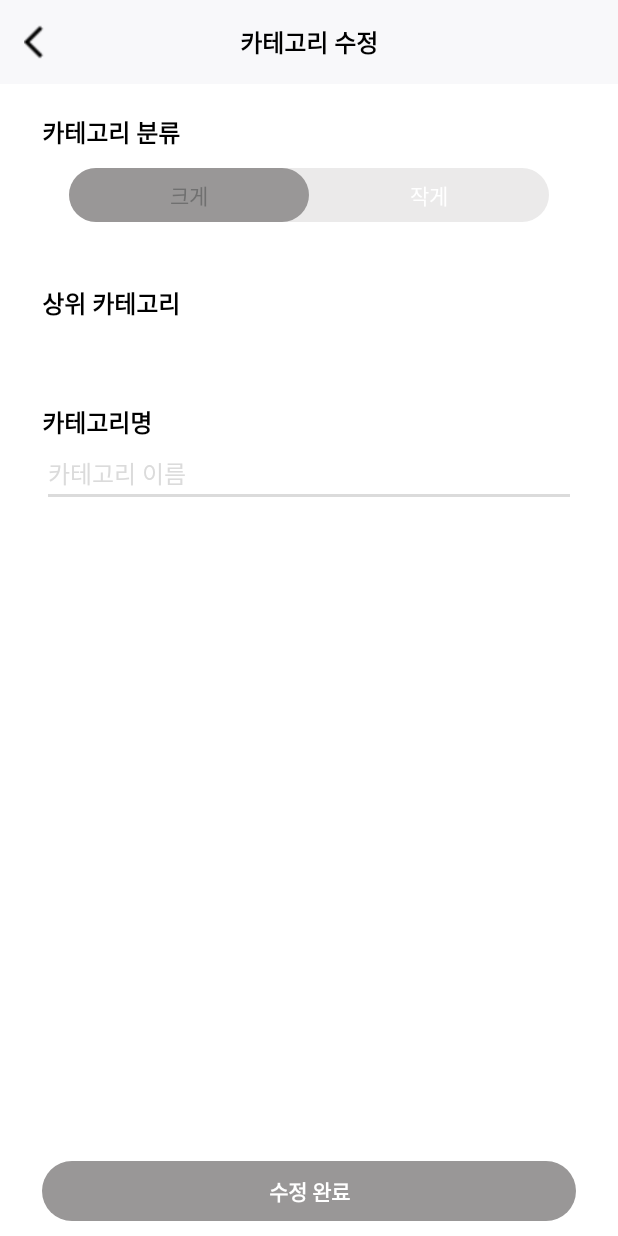
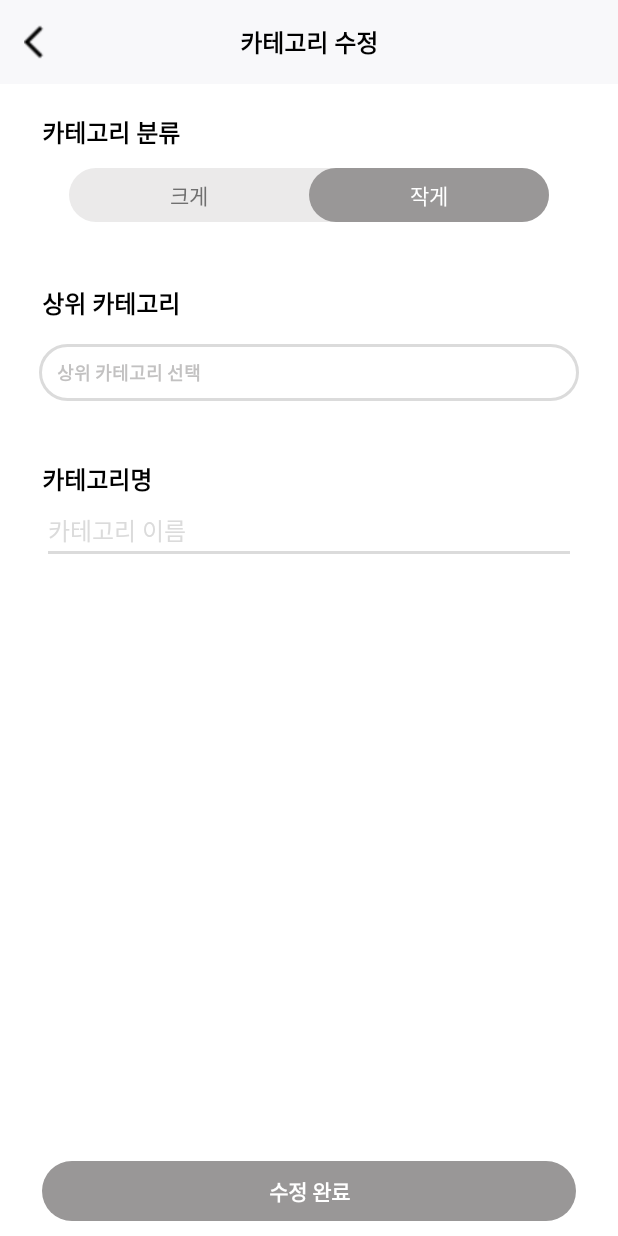
Before and after one commit to Lifolio/frontend, an Android app: the EditSmallCategoryActivity screen opened directly, with no data from a screen before it, on a phone screen of 412 x 824 dp. Run offline under Robolectric (Android 15) with nearby library versions, the phone set to English and light mode, and no system bars; Roboto replaces fonts that are not available here.

Commit message:
Feat:Dummy Spinner 추가

```diff
--- a/app/src/main/java/com/example/lifolio/Category/EditSmallCategoryActivity.kt
+++ b/app/src/main/java/com/example/lifolio/Category/EditSmallCategoryActivity.kt
@@ -2,18 +2,54 @@ package com.example.lifolio.Category
 
 import androidx.appcompat.app.AppCompatActivity
 import android.os.Bundle
+import android.text.Editable
+import android.text.TextWatcher
+import android.widget.ArrayAdapter
+import android.widget.Spinner
 import com.example.lifolio.R
 import com.example.lifolio.databinding.ActivityEditBigCategoryBinding
 import com.example.lifolio.databinding.ActivityEditSmallCategoryBinding
 
 class EditSmallCategoryActivity : AppCompatActivity() {
     private lateinit var binding: ActivityEditSmallCategoryBinding
+    private lateinit var supCategorySpinner: Spinner
+    var categoryName: String = ""
+
+
     override fun onCreate(savedInstanceState: Bundle?) {
         super.onCreate(savedInstanceState)
         binding = ActivityEditSmallCategoryBinding.inflate(layoutInflater)
         setContentView(binding.root)
 
-        binding.editBigCategorySelectsizeSwch.isEnabled = false
-        binding.editBigCategorySelectsizeSwch.isChecked = true
+        binding.editSmallCategorySelectsizeSwch.isEnabled = false
+        binding.editSmallCategorySelectsizeSwch.isChecked = true
+
+
+        supCategorySpinner = binding.editSmallCategorySpinnerSp
+        var supCateogyDummyList: ArrayList<String> = arrayListOf()
+        supCateogyDummyList.add("상위 카테고리 선택")
+        supCateogyDummyList.add("일상")
+        supCateogyDummyList.add("취미")
+        supCateogyDummyList.add("동아리")
+        supCateogyDummyList.add("여행")
+        supCateogyDummyList.add("기타")
+
+        supCategorySpinner.adapter = ArrayAdapter(this, R.layout.item_record_spinner, supCateogyDummyList)
+
+        // 카테고리명 칸 채워지면 버튼 활성화
+        binding.editSmallCategoryNameEt.addTextChangedListener(object: TextWatcher {
+            override fun beforeTextChanged(p0: CharSequence?, p1: Int, p2: Int, p3: Int) {
+            }
+
+            override fun onTextChanged(p0: CharSequence?, p1: Int, p2: Int, p3: Int) {
+                categoryName = binding.editSmallCategoryNameEt.text.toString()
+                binding.editSmallCategorySubmitBtn.isEnabled = (categoryName != "") // 추후 수정 필요 - spinner 선택 경우 포함
+            }
+
+            override fun afterTextChanged(p0: Editable?) {
+            }
+
+        })
+
     }
 }
```
